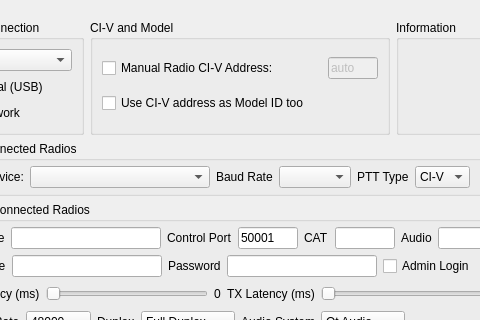
Old version of the form src/settingswidget.ui in the repository kazushinjo/wfview-mac; both pictures show x 232 to 712 and y 0 to 320 of the 1193 by 625 pixel window.
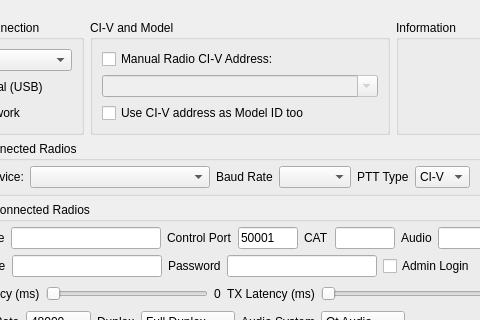
New version of the form. Custom widgets are drawn as their Qt base class.

Commit message: Settings UI: fix profile save/connect data loss, CI-V model pulldown

Patch:
```diff
--- a/src/settingswidget.ui
+++ b/src/settingswidget.ui
@@ -139,22 +139,19 @@
                 </property>
                </widget>
               </item>
-              <item row="0" column="1">
-               <widget class="QLineEdit" name="rigCIVaddrHexLine">
+              <item row="1" column="0">
+               <widget class="QComboBox" name="rigCIVaddrCombo">
                 <property name="enabled">
                  <bool>false</bool>
                 </property>
                 <property name="minimumSize">
                  <size>
-                  <width>50</width>
+                  <width>170</width>
                   <height>0</height>
                  </size>
                 </property>
-                <property name="maximumSize">
-                 <size>
-                  <width>50</width>
-                  <height>16777215</height>
-                 </size>
+                <property name="editable">
+                 <bool>true</bool>
                 </property>
                 <property name="toolTip">
                  <string>&lt;html&gt;&lt;head/&gt;&lt;body&gt;&lt;p&gt;Enter the address in as hexadecimal, without any prefix, just as the radio presents the address in the menu. &lt;/p&gt;&lt;p&gt;Here are some common examples:&lt;/p&gt;
@@ -171,10 +168,7 @@
 &lt;p&gt;After changing, press Save Settings and re-launch wfview.&lt;/p&gt;&lt;/body&gt;&lt;/html&gt;</string>
                 </property>
                 <property name="accessibleName">
-                 <string>Manual CI-V Textbox</string>
-                </property>
-                <property name="text">
-                 <string>auto</string>
+                 <string>Manual CI-V Selector</string>
                 </property>
                </widget>
               </item>
```
Left out of the diff: 13 changed lines with no effect on the pictures. The commit also changes 3 other files.
